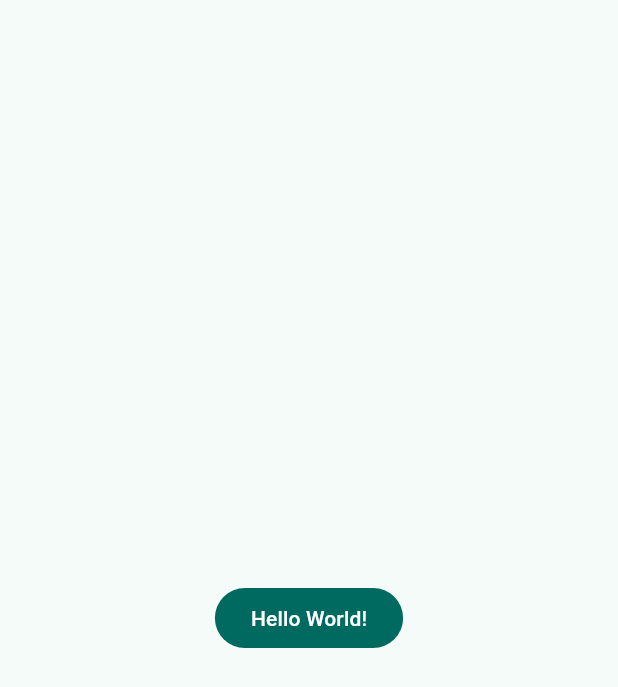
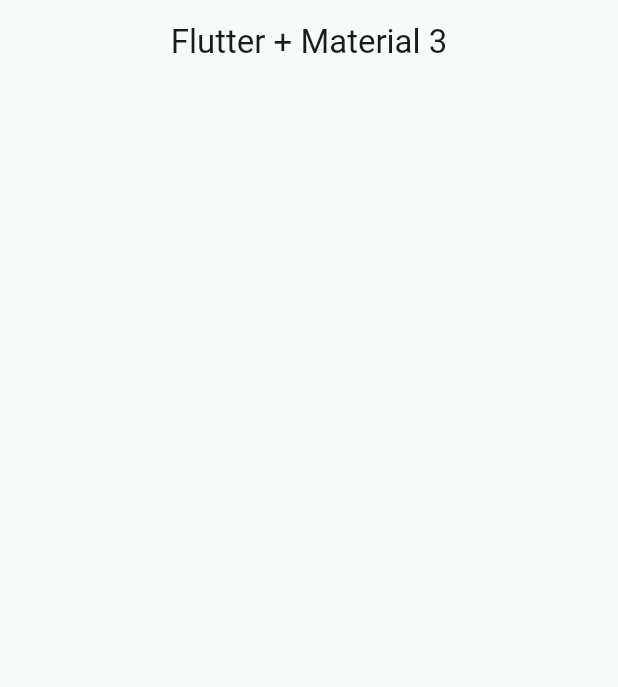
Before and after one commit to SergioBGISC99/widgets_app, a Flutter app: the screen it shows after launch, on a phone screen of 412 x 824 dp. Shown: the top 687 px of the screen. Run offline on Flutter 3.47's test engine with Material 2 defaults, Android fonts, the phone set to English and light mode, and no system bars.

Commit message:
HomeScreen creado

```diff
--- a/lib/main.dart
+++ b/lib/main.dart
@@ -1,5 +1,6 @@
 import 'package:flutter/material.dart';
 import 'package:widgets_app/config/theme/app_theme.dart';
+import 'package:widgets_app/presentation/screen/home/home_screen.dart';
 
 void main() {
   runApp(const MainApp());
@@ -13,14 +14,7 @@ class MainApp extends StatelessWidget {
     return MaterialApp(
       debugShowCheckedModeBanner: false,
       theme: AppTheme(selectedColor: 3).getTheme(),
-      home: Scaffold(
-        body: Center(
-          child: FilledButton(
-            child: const Text('Hello World!'),
-            onPressed: () {},
-          ),
-        ),
-      ),
+      home: const HomeScreen(),
     );
   }
 }
--- /dev/null
+++ b/lib/presentation/screen/home/home_screen.dart
@@ -0,0 +1,14 @@
+import 'package:flutter/material.dart';
+
+class HomeScreen extends StatelessWidget {
+  const HomeScreen({super.key});
+
+  @override
+  Widget build(BuildContext context) {
+    return Scaffold(
+      appBar: AppBar(
+        title: const Text('Flutter + Material 3'),
+      ),
+    );
+  }
+}
```
